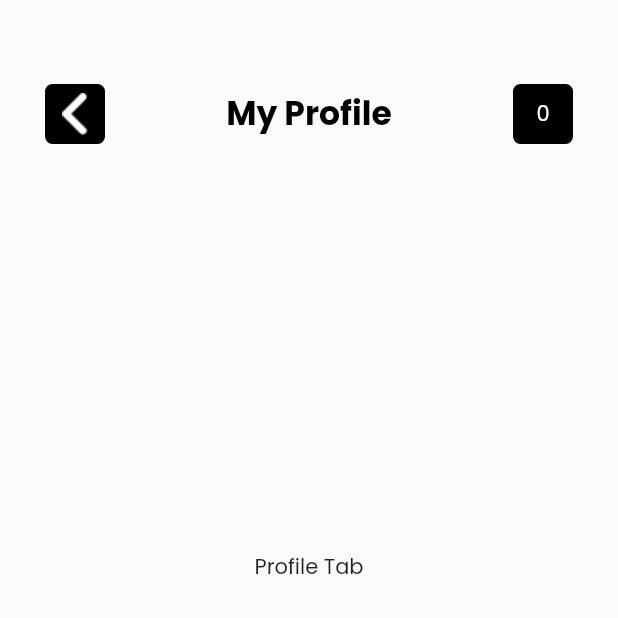
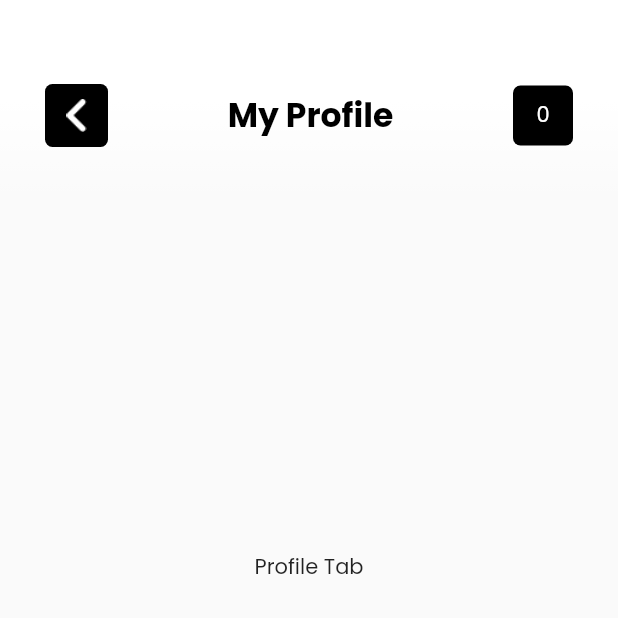
Before and after one commit to iamr-kumar/flutter-shopify, a Flutter app: the screen it shows once a user with an empty profile is signed in, swiped to page 4, on a phone screen of 412 x 824 dp, the top half of it. Run offline on Flutter 3.47's test engine with Material 2 defaults, Android fonts, the phone set to English and light mode, and no system bars; our stand-ins replace cloud_firestore, firebase_auth, firebase_core, google_fonts; accounts and stored records are empty; network calls fail.

```diff
--- a/lib/constants/Constants.dart
+++ b/lib/constants/Constants.dart
@@ -2,7 +2,7 @@ import 'package:flutter/material.dart';
 
 class Constants {
   static const regularHeading =
-      TextStyle(fontSize: 18, fontWeight: FontWeight.w600, color: Colors.black);
+      TextStyle(fontSize: 18, fontWeight: FontWeight.w600, color: Colors.white);
 
   static const boldHeading =
       TextStyle(fontSize: 22, fontWeight: FontWeight.bold, color: Colors.black);
--- a/lib/widgets/custom_action_bar.dart
+++ b/lib/widgets/custom_action_bar.dart
@@ -4,42 +4,62 @@ import 'package:shopify/constants/Constants.dart';
 class CustomActionBar extends StatelessWidget {
   final String title;
   final bool hasBackArrow;
+  final bool hasTitle;
+  final bool hasBlackColor;
+  final bool hasBackground;
 
-  CustomActionBar({this.title, this.hasBackArrow});
+  CustomActionBar(
+      {this.title,
+      this.hasBackArrow,
+      this.hasTitle,
+      this.hasBackground,
+      this.hasBlackColor});
 
   @override
   Widget build(BuildContext context) {
     bool _hasBackArrow = this.hasBackArrow ?? false;
+    bool _hasTitle = this.hasTitle ?? true;
+    bool _hasBlackColor = this.hasBlackColor ?? false;
+    bool _hasBackground = this.hasBackground ?? true;
 
     return Container(
-      padding: EdgeInsets.only(top: 56, left: 30.0, right: 30.0, bottom: 24.0),
+      decoration: BoxDecoration(
+          gradient: _hasBackground
+              ? LinearGradient(
+                  colors: [Colors.white, Colors.white.withOpacity(0)],
+                  begin: Alignment(0, 0),
+                  end: Alignment(0, 1))
+              : null),
+      padding: EdgeInsets.only(top: 56, left: 30.0, right: 30.0, bottom: 36.0),
       child: Row(
         mainAxisAlignment: MainAxisAlignment.spaceBetween,
         children: [
           if (_hasBackArrow)
             Container(
-              height: 40,
-              width: 40,
-              child: Image(
-                  image: AssetImage("assets/images/back_arrow.png"),
-                  height: 20,
-                  width: 20,
-                  color: Colors.white),
+              height: 42,
+              width: 42,
+              child: Padding(
+                padding: EdgeInsets.all(10),
+                child: Image(
+                    image: AssetImage("assets/images/back_arrow.png"),
+                    color: _hasBlackColor ? Colors.black : Colors.white),
+              ),
               decoration: BoxDecoration(
-                  color: Colors.black,
+                  color: _hasBlackColor ? Colors.white : Colors.black,
                   borderRadius: BorderRadius.circular(5.0)),
             ),
-          Text(this.title, style: Constants.boldHeading),
+          if (_hasTitle) Text(this.title, style: Constants.boldHeading),
           Container(
               height: 40,
               width: 40,
               decoration: BoxDecoration(
-                  color: Colors.black,
+                  color: _hasBlackColor ? Colors.white : Colors.black,
                   borderRadius: BorderRadius.circular(5.0)),
               alignment: Alignment.center,
               child: Text(
                 '0',
-                style: const TextStyle(color: Colors.white),
+                style: TextStyle(
+                    color: _hasBlackColor ? Colors.black : Colors.white),
               ))
         ],
       ),
```
Also changed, not shown: lib/screens/products_screen.dart (added, +78 -0 lines), lib/tabs/home_tab.dart (+10 -2 lines), lib/widgets/image_view.dart (added, +55 -0 lines), lib/widgets/single_product.dart (added, +57 -0 lines), assets/images/left-arrow.png (added).
